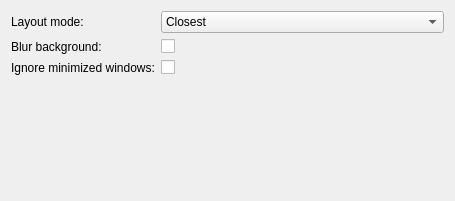
Old version of the form src/effects/overview/kcm/overvieweffectkcm.ui in the repository KDE/kwin.
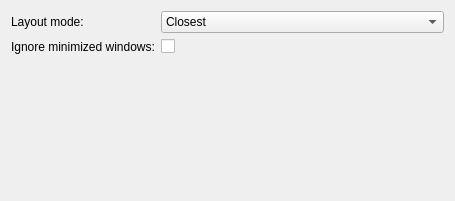
New version of the form. Custom widgets are drawn as their Qt base class.

Commit message:
effects/overview: Drop "blur background" option
The blur effect is used to improve the contrast. The option was added
thinking "why not? it might be useful." This was perhaps a mistake and
it should have been added with a clear valid usecase in mind.

The edit to the form file:
```diff
--- a/src/effects/overview/kcm/overvieweffectkcm.ui
+++ b/src/effects/overview/kcm/overvieweffectkcm.ui
@@ -37,7 +37,21 @@
      </item>
     </widget>
    </item>
-   <item row="3" column="0" colspan="2">
+   <item row="1" column="0">
+    <widget class="QLabel" name="label">
+     <property name="text">
+      <string>Ignore minimized windows:</string>
+     </property>
+    </widget>
+   </item>
+   <item row="1" column="1">
+    <widget class="QCheckBox" name="kcfg_IgnoreMinimized">
+     <property name="text">
+      <string/>
+     </property>
+    </widget>
+   </item>
+   <item row="2" column="0" colspan="2">
     <widget class="KShortcutsEditor" name="shortcutsEditor">
      <property name="sizePolicy">
       <sizepolicy hsizetype="Preferred" vsizetype="Preferred">
@@ -50,30 +64,6 @@
      </property>
     </widget>
    </item>
-   <item row="1" column="0">
-    <widget class="QLabel" name="label_BlurBackground">
-     <property name="text">
-      <string>Blur background:</string>
-     </property>
-    </widget>
-   </item>
-   <item row="1" column="1">
-    <widget class="QCheckBox" name="kcfg_BlurBackground"/>
-   </item>
-   <item row="2" column="1">
-    <widget class="QCheckBox" name="kcfg_IgnoreMinimized">
-     <property name="text">
-      <string/>
-     </property>
-    </widget>
-   </item>
-   <item row="2" column="0">
-    <widget class="QLabel" name="label">
-     <property name="text">
-      <string>Ignore minimized windows:</string>
-     </property>
-    </widget>
-   </item>
   </layout>
  </widget>
  <customwidgets>
```
The commit also changes 4 other files.
